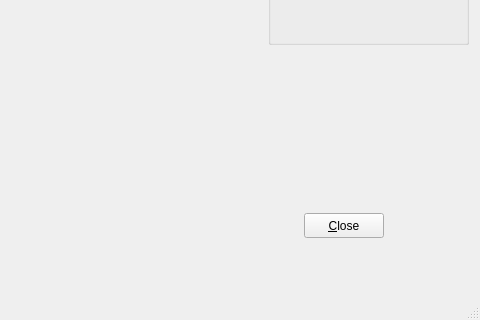
Above: mainwindow.ui from kavasteah23/TestOpenGL before the change; both pictures show x 166 to 646 and y 233 to 553 of the 646 by 553 pixel window. Below: the same form after it.
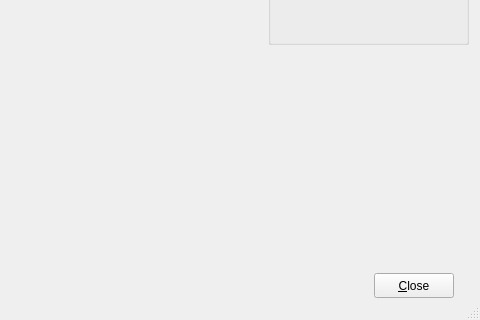
That is the form after the change. Custom widgets are drawn as their Qt base class.

Commit message: Changing init render settings

The edit to the form file:
```diff
--- a/mainwindow.ui
+++ b/mainwindow.ui
@@ -33,8 +33,8 @@
    <widget class="QPushButton" name="pushButton">
     <property name="geometry">
      <rect>
-      <x>470</x>
-      <y>410</y>
+      <x>540</x>
+      <y>470</y>
       <width>80</width>
       <height>25</height>
      </rect>
```
The commit also changes 2 other files.
